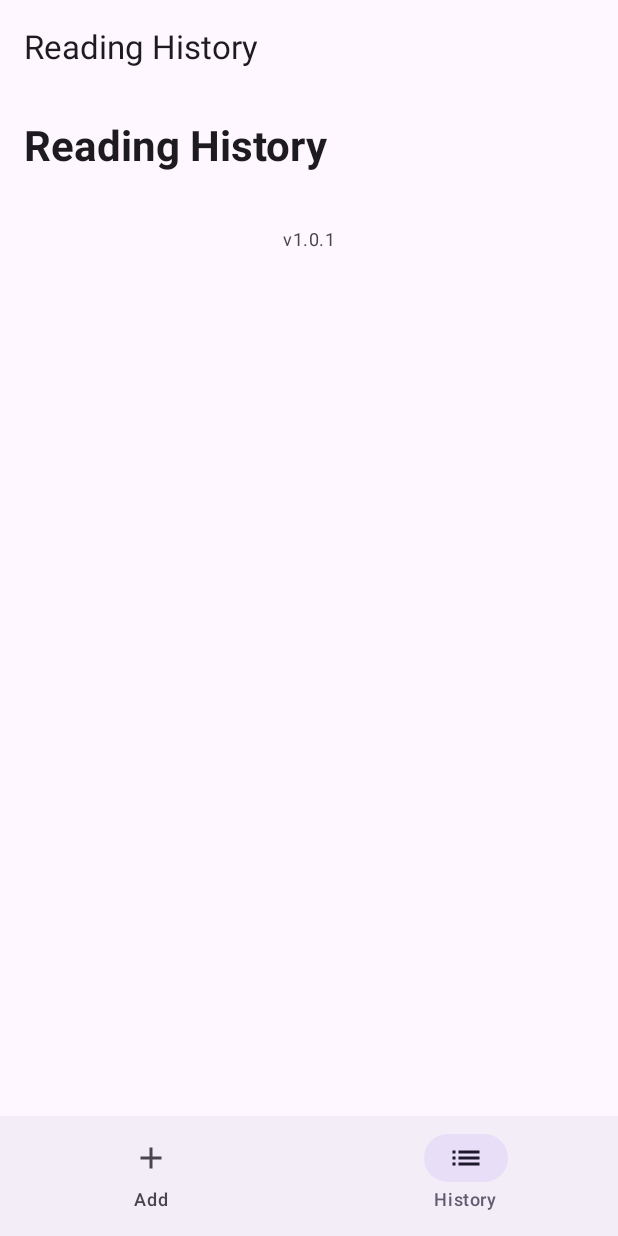
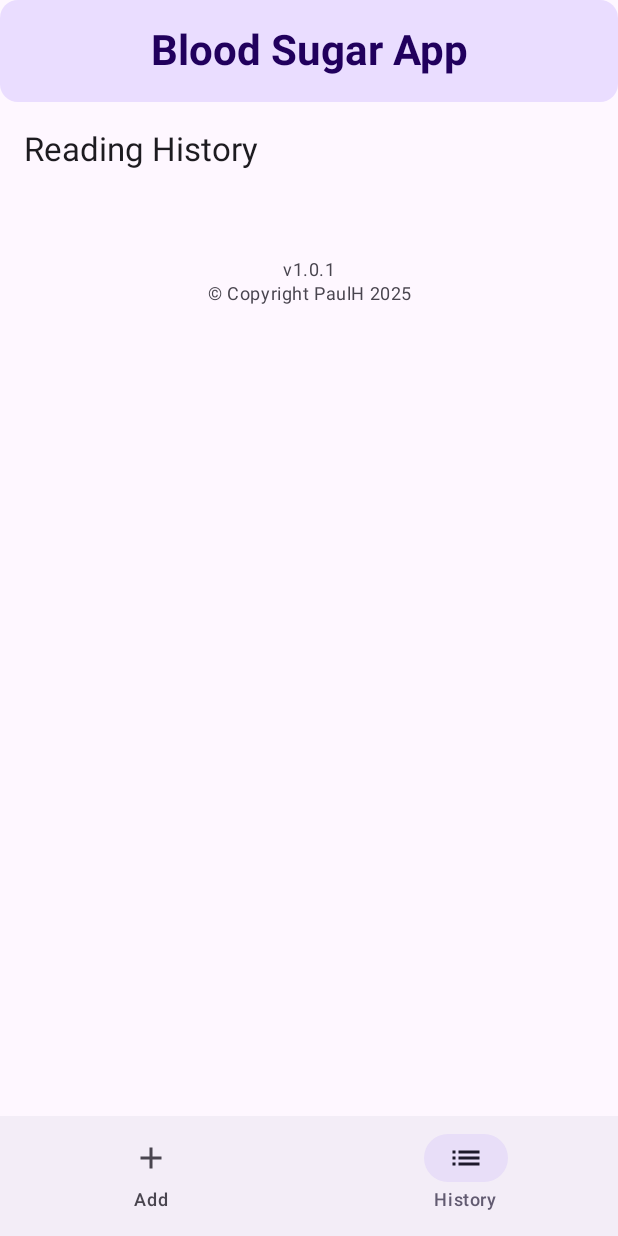
Before and after one commit to paulharvey2012/BloodSugarApp, an Android app built with Jetpack Compose: the HistoryScreen screen opened through its navigation route, on a phone screen of 412 x 824 dp. Run offline under Robolectric (Android 15) with nearby library versions, the phone set to English and light mode, and no system bars; our stand-ins replace Room's generated code.

Commit message:
Add AppHeader component and update layout in BloodSugarApp

```diff
--- a/app/src/main/java/com/bloodsugar/app/ui/BloodSugarApp.kt
+++ b/app/src/main/java/com/bloodsugar/app/ui/BloodSugarApp.kt
@@ -7,11 +7,13 @@ import androidx.compose.material.icons.filled.List
 import androidx.compose.material3.*
 import androidx.compose.runtime.*
 import androidx.compose.ui.Modifier
+import androidx.compose.ui.unit.dp
 import androidx.navigation.NavGraph.Companion.findStartDestination
 import androidx.navigation.compose.NavHost
 import androidx.navigation.compose.composable
 import androidx.navigation.compose.currentBackStackEntryAsState
 import androidx.navigation.compose.rememberNavController
+import com.bloodsugar.app.ui.components.AppHeader
 
 @OptIn(ExperimentalMaterial3Api::class)
 @Composable
@@ -19,6 +21,10 @@ fun BloodSugarApp(viewModel: ReadingViewModel) {
     val navController = rememberNavController()
     val navBackStackEntry by navController.currentBackStackEntryAsState()
     val currentDestination = navBackStackEntry?.destination
+
+    Column(modifier = Modifier.fillMaxSize()) {
+        // Header at the very top
+        AppHeader()
 
         Scaffold(
             topBar = {
@@ -28,7 +34,7 @@ fun BloodSugarApp(viewModel: ReadingViewModel) {
                             text = when (currentDestination?.route) {
                                 "add_reading" -> "Add Reading"
                                 "history" -> "Reading History"
-                            else -> "Blood Sugar App"
+                                else -> "Add Reading"
                             }
                         )
                     }
@@ -81,3 +87,4 @@ fun BloodSugarApp(viewModel: ReadingViewModel) {
             }
         }
     }
+}
--- a/app/src/main/java/com/bloodsugar/app/ui/HistoryScreen.kt
+++ b/app/src/main/java/com/bloodsugar/app/ui/HistoryScreen.kt
@@ -48,14 +48,6 @@ fun HistoryScreen(viewModel: ReadingViewModel) {
             .padding(16.dp),
         verticalArrangement = Arrangement.spacedBy(12.dp)
     ) {
-        item {
-            Text(
-                text = "Reading History",
-                style = MaterialTheme.typography.headlineMedium,
-                fontWeight = FontWeight.Bold
-            )
-        }
-
         items(readings) { reading ->
             ReadingCard(
                 reading = reading,
--- /dev/null
+++ b/app/src/main/java/com/bloodsugar/app/ui/components/AppHeader.kt
@@ -0,0 +1,35 @@
+package com.bloodsugar.app.ui.components
+
+import androidx.compose.foundation.layout.*
+import androidx.compose.material3.*
+import androidx.compose.runtime.Composable
+import androidx.compose.ui.Alignment
+import androidx.compose.ui.Modifier
+import androidx.compose.ui.text.font.FontWeight
+import androidx.compose.ui.text.style.TextAlign
+import androidx.compose.ui.unit.dp
+
+@Composable
+fun AppHeader(modifier: Modifier = Modifier) {
+    Card(
+        modifier = modifier.fillMaxWidth(),
+        colors = CardDefaults.cardColors(
+            containerColor = MaterialTheme.colorScheme.primaryContainer
+        )
+    ) {
+        Box(
+            modifier = Modifier
+                .fillMaxWidth()
+                .padding(16.dp),
+            contentAlignment = Alignment.Center
+        ) {
+            Text(
+                text = "Blood Sugar App",
+                style = MaterialTheme.typography.headlineMedium,
+                fontWeight = FontWeight.Bold,
+                color = MaterialTheme.colorScheme.onPrimaryContainer,
+                textAlign = TextAlign.Center
+            )
+        }
+    }
+}
--- a/app/src/main/java/com/bloodsugar/app/ui/components/VersionFooter.kt
+++ b/app/src/main/java/com/bloodsugar/app/ui/components/VersionFooter.kt
@@ -1,6 +1,7 @@
 package com.bloodsugar.app.ui.components
 
 import androidx.compose.foundation.layout.Box
+import androidx.compose.foundation.layout.Column
 import androidx.compose.foundation.layout.fillMaxWidth
 import androidx.compose.foundation.layout.padding
 import androidx.compose.material3.MaterialTheme
@@ -20,11 +21,21 @@ fun VersionFooter(modifier: Modifier = Modifier) {
             .padding(16.dp),
         contentAlignment = Alignment.Center
     ) {
+        Column(
+            horizontalAlignment = Alignment.CenterHorizontally
+        ) {
             Text(
                 text = "v${BuildConfig.VERSION_NAME}",
                 style = MaterialTheme.typography.bodySmall,
                 color = MaterialTheme.colorScheme.onSurfaceVariant,
                 textAlign = TextAlign.Center
             )
+            Text(
+                text = "© Copyright PaulH 2025",
+                style = MaterialTheme.typography.bodySmall,
+                color = MaterialTheme.colorScheme.onSurfaceVariant,
+                textAlign = TextAlign.Center
+            )
         }
     }
+}
```
Also changed, not shown: app/src/main/java/com/bloodsugar/app/ui/AddReadingScreen.kt (line endings or trailing spaces). Lines whose indentation alone changed are shown as unchanged.
